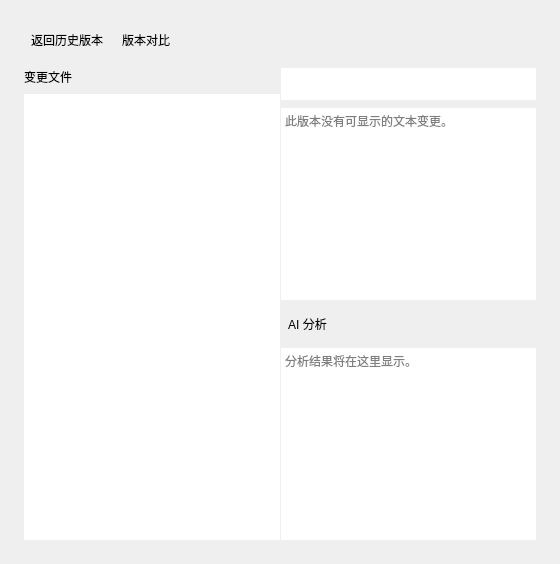
Qt form windows/mainwindow_child/homepage/pages/homepage_page_diff.ui (Zao-chen/ZcVersionBox) before a commit.
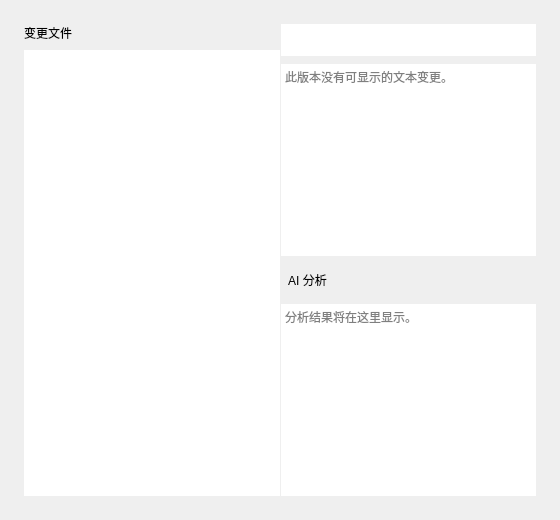
The same form after that commit.

Commit message: refactor(ui): unify return bar into tab bar row for consistent navigation

```diff
--- a/windows/mainwindow_child/homepage/pages/homepage_page_diff.ui
+++ b/windows/mainwindow_child/homepage/pages/homepage_page_diff.ui
@@ -2,7 +2,7 @@
 <ui version="4.0">
  <class>HomePageDiffPage</class>
  <widget class="QWidget" name="HomePageDiffPage">
-  <layout class="QVBoxLayout" name="pageLayout" stretch="0,1">
+   <layout class="QVBoxLayout" name="pageLayout" stretch="1">
    <property name="leftMargin">
     <number>24</number>
    </property>
@@ -18,57 +18,6 @@
    <property name="spacing">
     <number>12</number>
    </property>
-   <item>
-    <layout class="QHBoxLayout" name="navLayout">
-     <property name="spacing">
-      <number>12</number>
-     </property>
-     <item>
-      <widget class="QToolButton" name="returnHistoryButton">
-       <property name="text">
-        <string>返回历史版本</string>
-       </property>
-       <property name="toolTip">
-        <string>返回历史版本 (Esc)</string>
-       </property>
-       <property name="accessibleName">
-        <string>返回历史版本</string>
-       </property>
-       <property name="autoRaise">
-        <bool>true</bool>
-       </property>
-       <property name="focusPolicy">
-        <enum>Qt::TabFocus</enum>
-       </property>
-       <property name="toolButtonStyle">
-        <enum>Qt::ToolButtonTextBesideIcon</enum>
-       </property>
-       <property name="minimumSize">
-        <size>
-         <width>28</width>
-         <height>32</height>
-        </size>
-       </property>
-      </widget>
-     </item>
-     <item>
-      <widget class="QLabel" name="rangeLabel">
-       <property name="text">
-        <string>版本对比</string>
-       </property>
-       <property name="textFormat">
-        <enum>Qt::PlainText</enum>
-       </property>
-       <property name="sizePolicy">
-        <sizepolicy hsizetype="Ignored" vsizetype="Preferred">
-         <horstretch>1</horstretch>
-         <verstretch>0</verstretch>
-        </sizepolicy>
-       </property>
-      </widget>
-     </item>
-    </layout>
-   </item>
    <item>
     <widget class="QSplitter" name="splitter">
      <property name="orientation">
```
The commit also changes 5 other files.
